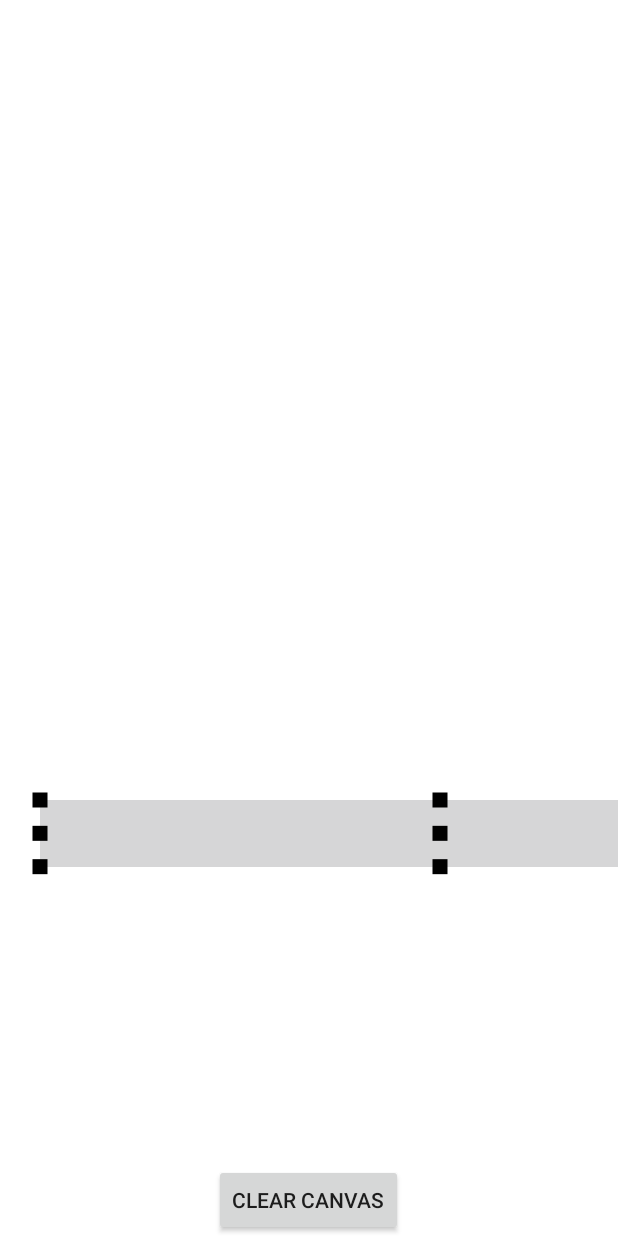
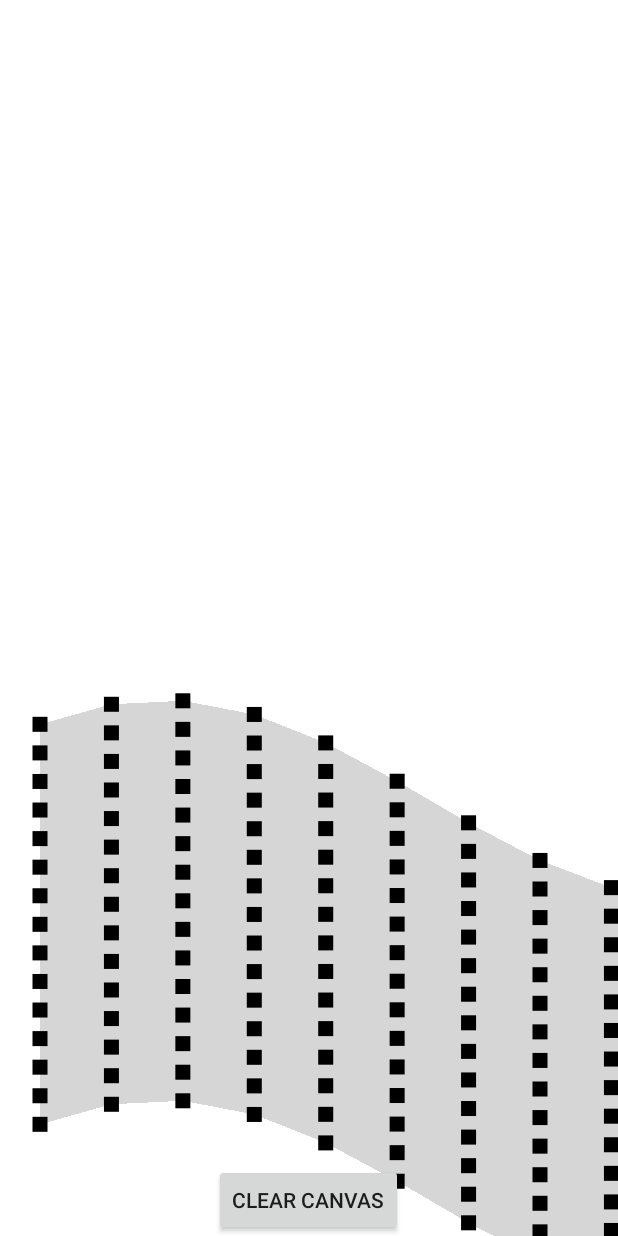
Before and after one commit to mkyle98/CS-275-Statics-Simulator, an Android app: the screen it shows after launch (MainActivity), on a phone screen of 412 x 824 dp. Run offline under Robolectric (Android 15) with nearby library versions, the phone set to English and light mode, and no system bars.

Commit message:
sin wave!

```diff
--- a/app/src/main/java/com/jacobwunder/cs275staticssimulator/CanvasView.java
+++ b/app/src/main/java/com/jacobwunder/cs275staticssimulator/CanvasView.java
@@ -15,6 +15,7 @@ import java.util.Arrays;
 
 public class CanvasView extends View {
 
+    private float t;
     public int width;
     public int height;
     private Bitmap mBitmap;
@@ -27,9 +28,10 @@ public class CanvasView extends View {
     private float mX, mY;
     private static final float TOLERANCE = 5;
 
-    private static final int WIDTH = 3;
-    private static final int HEIGHT = 3;
-    private static final int COUNT = WIDTH * HEIGHT;
+    private static final int WIDTH = 15;
+    private static final int HEIGHT = 15;
+    private static final int COUNT = (WIDTH) * (HEIGHT);
+//    private static final int COUNT = (WIDTH + 1) * (HEIGHT + 1);
     private float[] mVerts = new float[COUNT*2];
 
     public CanvasView(Context c, AttributeSet attrs) {
@@ -71,36 +73,64 @@ public class CanvasView extends View {
 //        mCanvas = new Canvas(mBitmap);
     }
 
-    // override onDraw
-    @Override
-    protected void onDraw(Canvas canvas) {
-        super.onDraw(canvas);
-
-        // draw the mPath with the mPaint on the canvas when onDraw
-        canvas.drawPath(mPath, mPaint);
+    public void drawMesh(Canvas canvas) {
 
         //DEFINE VERTICES---------------------------------
         float minX = 40;
         float minY = 800;
-        float maxX = 1200;
-        float maxY = 100;
+        float sizeX = 1000;
+        float sizeY = 400;
 
         for (int i = 0; i < HEIGHT; i++) {
             for (int j = 0; j < WIDTH; j++) {
-                mVerts[i * 2 * HEIGHT + (2 * j)    ] = maxX / WIDTH * j + minX;
-                mVerts[i * 2 * HEIGHT + (2 * j) + 1] = maxY / HEIGHT * i + minY;
+                System.out.println(i + ", " + j);
+                System.out.println(i * 2 * HEIGHT + (2 * j));
+                System.out.println(i * 2 * HEIGHT + (2 * j) + 1);
+
+                mVerts[i * 2 * HEIGHT + (2 * j)    ] = sizeX / (WIDTH - 1)  * j + minX;
+                mVerts[i * 2 * HEIGHT + (2 * j) + 1] = sizeY / (HEIGHT - 1) * i + minY;
+
+                mVerts[i * 2 * HEIGHT + (2 * j) + 1] +=
+                    Math.sin((float) j / (float) WIDTH * 2 * Math.PI + t) * 100;
             }
         }
 
         System.out.println(Arrays.toString(mVerts));
 
-        //DRAW BITMAP MESH---------------------------------
-        canvas.drawBitmapMesh(testBitmap, WIDTH - 1,HEIGHT - 1, mVerts,0, null,0,mPaint);
+        canvas.drawBitmapMesh(
+            testBitmap,
+            WIDTH - 1,
+            HEIGHT - 1,
+            mVerts,
+            0,
+            null,
+            0,
+            mPaint
+        );
+    }
+
+    private void tick() {
+        t += .5;
+        t %= Math.PI * 2;
+    }
+
+    @Override
+    protected void onDraw(Canvas canvas) {
+        super.onDraw(canvas);
+
+        tick();
+
+        // draw the mPath with the mPaint on the canvas when onDraw
+        canvas.drawPath(mPath, mPaint);
+
+        drawMesh(canvas);
 
         //DRAW POINTS--------------------------------------
         for (int i = 0; i < mVerts.length; i += 2) {
             canvas.drawPoint(mVerts[i], mVerts[i + 1], pPaint);
         }
+
+        invalidate();
     }
 
     // when ACTION_DOWN start touch according to the x,y values
```
